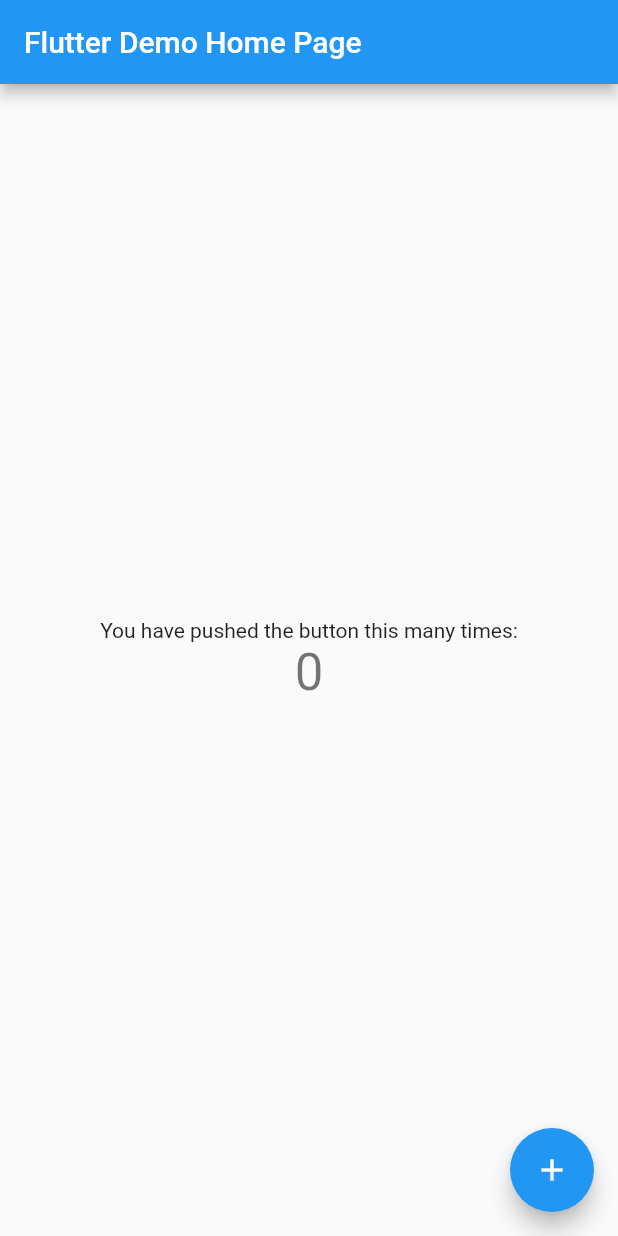
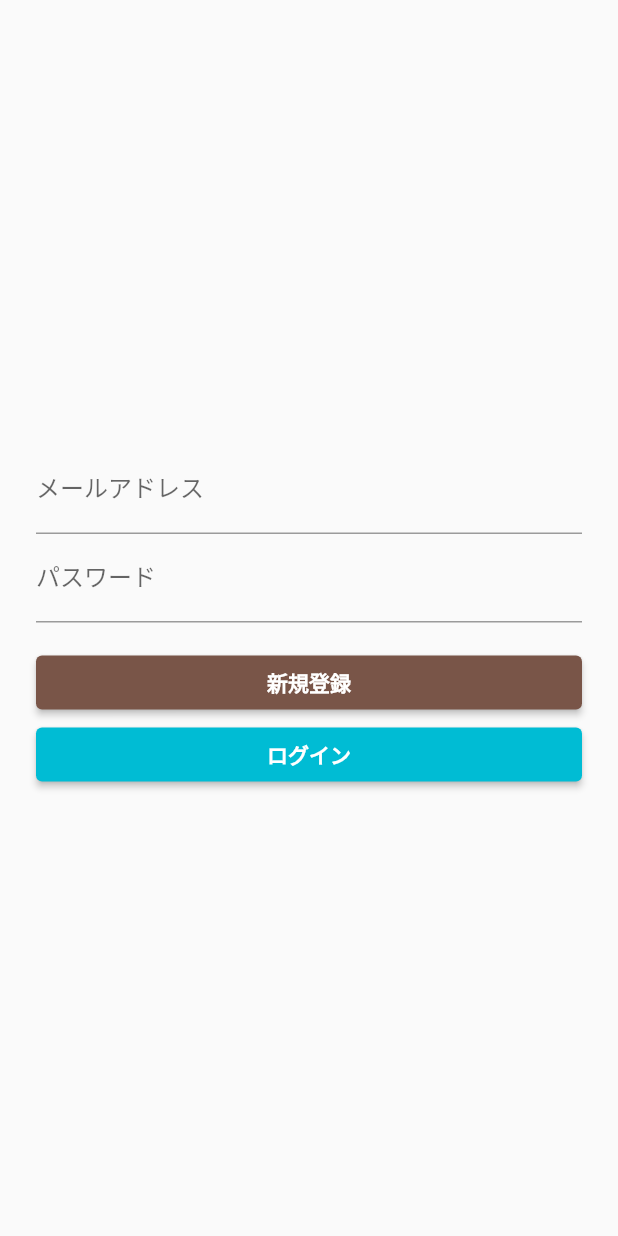
Before and after one commit to HarukiIdo/repayer, a Flutter app: the screen it shows after launch, on a phone screen of 412 x 824 dp. Run offline on Flutter 3.47's test engine with Material 2 defaults, Android fonts, the phone set to English and light mode, and no system bars; our stand-ins replace cloud_firestore, firebase_auth, firebase_core, hooks_riverpod, package_info_plus; accounts and stored records are empty.

Commit message:
add screen

```diff
--- a/lib/main.dart
+++ b/lib/main.dart
@@ -1,115 +1,67 @@
+import 'dart:io';
+import 'package:cloud_firestore/cloud_firestore.dart';
+import 'package:repayer/screen/login_screen.dart';
+import 'package:repayer/screen/repay_screen.dart';
+import 'package:repayer/screen/select_screen.dart';
+import 'package:firebase_auth/firebase_auth.dart';
+import 'package:firebase_core/firebase_core.dart';
+import 'package:flutter/foundation.dart';
 import 'package:flutter/material.dart';
+import 'package:hooks_riverpod/hooks_riverpod.dart';
+import 'firebase_options.dart';
+import 'package:package_info_plus/package_info_plus.dart';
 
-void main() {
-  runApp(const MyApp());
+Future<void> main() async {
+  WidgetsFlutterBinding.ensureInitialized();
+  await Firebase.initializeApp(
+    options: DefaultFirebaseOptions.currentPlatform,
+  );
+
+  runApp(
+    const ProviderScope(
+      child: MyApp(),
+    ),
+  );
 }
 
 class MyApp extends StatelessWidget {
   const MyApp({Key? key}) : super(key: key);
 
-  // This widget is the root of your application.
   @override
   Widget build(BuildContext context) {
     return MaterialApp(
-      title: 'Flutter Demo',
+      title: 'Debt Repayment App',
       theme: ThemeData(
-        // This is the theme of your application.
-        //
-        // Try running your application with "flutter run". You'll see the
-        // application has a blue toolbar. Then, without quitting the app, try
-        // changing the primarySwatch below to Colors.green and then invoke
-        // "hot reload" (press "r" in the console where you ran "flutter run",
-        // or simply save your changes to "hot reload" in a Flutter IDE).
-        // Notice that the counter didn't reset back to zero; the application
-        // is not restarted.
-        primarySwatch: Colors.blue,
+        primarySwatch: Colors.brown,
       ),
-      home: const MyHomePage(title: 'Flutter Demo Home Page'),
+      home: const App(),
     );
   }
 }
 
-class MyHomePage extends StatefulWidget {
-  const MyHomePage({Key? key, required this.title}) : super(key: key);
-
-  // This widget is the home page of your application. It is stateful, meaning
-  // that it has a State object (defined below) that contains fields that affect
-  // how it looks.
-
-  // This class is the configuration for the state. It holds the values (in this
-  // case the title) provided by the parent (in this case the App widget) and
-  // used by the build method of the State. Fields in a Widget subclass are
-  // always marked "final".
-
-  final String title;
+class App extends StatelessWidget {
+  const App({Key? key}) : super(key: key);
 
   @override
-  State<MyHomePage> createState() => _MyHomePageState();
+  build(BuildContext context) {
+    return const Scaffold(body: LoginScreen());
+  }
 }
 
-class _MyHomePageState extends State<MyHomePage> {
-  int _counter = 0;
+Future _connectToFirebaseEmulator() async {
+  final localhost = Platform.isAndroid ? '10.0.2.2' : 'localhost';
 
-  void _incrementCounter() {
-    setState(() {
-      // This call to setState tells the Flutter framework that something has
-      // changed in this State, which causes it to rerun the build method below
-      // so that the display can reflect the updated values. If we changed
-      // _counter without calling setState(), then the build method would not be
-      // called again, and so nothing would appear to happen.
-      _counter++;
-    });
-  }
+  FirebaseFirestore.instance.settings = Settings(
+    host: '$localhost:8080',
+    sslEnabled: false,
+    persistenceEnabled: false,
+  );
 
-  @override
-  Widget build(BuildContext context) {
-    // This method is rerun every time setState is called, for instance as done
-    // by the _incrementCounter method above.
-    //
-    // The Flutter framework has been optimized to make rerunning build methods
-    // fast, so that you can just rebuild anything that needs updating rather
-    // than having to individually change instances of widgets.
-    return Scaffold(
-      appBar: AppBar(
-        // Here we take the value from the MyHomePage object that was created by
-        // the App.build method, and use it to set our appbar title.
-        title: Text(widget.title),
-      ),
-      body: Center(
-        // Center is a layout widget. It takes a single child and positions it
-        // in the middle of the parent.
-        child: Column(
-          // Column is also a layout widget. It takes a list of children and
-          // arranges them vertically. By default, it sizes itself to fit its
-          // children horizontally, and tries to be as tall as its parent.
-          //
-          // Invoke "debug painting" (press "p" in the console, choose the
-          // "Toggle Debug Paint" action from the Flutter Inspector in Android
-          // Studio, or the "Toggle Debug Paint" command in Visual Studio Code)
-          // to see the wireframe for each widget.
-          //
-          // Column has various properties to control how it sizes itself and
-          // how it positions its children. Here we use mainAxisAlignment to
-          // center the children vertically; the main axis here is the vertical
-          // axis because Columns are vertical (the cross axis would be
-          // horizontal).
-          mainAxisAlignment: MainAxisAlignment.center,
-          children: <Widget>[
-            const Text(
-              'You have pushed the button this many times:',
-            ),
-            Text(
-              '$_counter',
-              style: Theme.of(context).textTheme.headline4,
-            ),
-          ],
-        ),
-      ),
-      floatingActionButton: FloatingActionButton(
-        onPressed: _incrementCounter,
-        tooltip: 'Increment',
-        child: const Icon(Icons.add),
-      ), // This trailing comma makes auto-formatting nicer for build methods.
-    );
-  }
+  FirebaseFirestore.instance.useFirestoreEmulator(localhost, 8022);
+
+  await Future.wait(
+    [
+      FirebaseAuth.instance.useAuthEmulator(localhost, 9099),
+    ],
+  );
 }
--- /dev/null
+++ b/lib/screen/login_screen.dart
@@ -0,0 +1,107 @@
+import 'package:repayer/screen/select_screen.dart';
+import 'package:firebase_auth/firebase_auth.dart';
+import 'package:flutter/material.dart';
+import 'package:hooks_riverpod/hooks_riverpod.dart';
+
+final infoTextProvider = StateProvider<String>((ref) => '');
+final emailProvider = StateProvider<String>((ref) => '');
+final passwordProvider = StateProvider<String>((ref) => '');
+
+class LoginScreen extends HookConsumerWidget {
+  const LoginScreen({Key? key}) : super(key: key);
+
+  @override
+  Widget build(BuildContext context, WidgetRef ref) {
+    final emailTextEditingController = TextEditingController();
+    final passwordTextEditingController = TextEditingController();
+    final infoText = ref.watch(infoTextProvider);
+    final email = ref.watch(emailProvider);
+    final password = ref.watch(passwordProvider);
+
+    return Scaffold(
+      body: Center(
+        child: Padding(
+          padding: const EdgeInsets.all(24),
+          child: Column(
+            mainAxisAlignment: MainAxisAlignment.center,
+            children: [
+              TextFormField(
+                decoration: const InputDecoration(labelText: 'メールアドレス'),
+                onChanged: (String value) {
+                  ref.read(emailProvider.notifier).state = value;
+                },
+                controller: emailTextEditingController,
+              ),
+              TextFormField(
+                decoration: const InputDecoration(labelText: 'パスワード'),
+                obscureText: true,
+                onChanged: (String value) {
+                  ref.read(passwordProvider.notifier).state = value;
+                },
+                controller: passwordTextEditingController,
+              ),
+              const SizedBox(height: 16),
+              SizedBox(
+                width: double.infinity,
+                child: ElevatedButton(
+                  onPressed: () async {
+                    try {
+                      final FirebaseAuth auth = FirebaseAuth.instance;
+                      await auth.signInWithEmailAndPassword(
+                          email: email, password: password);
+                      await Navigator.of(context).pushReplacement(
+                        MaterialPageRoute(
+                          builder: ((context) => SelectionScreen()),
+                        ),
+                      );
+                    } catch (e) {
+                      ref.read(infoTextProvider.notifier).state =
+                          '登録失敗${e.toString()}}';
+                      print(infoText);
+                    }
+                  },
+                  child: const Text(
+                    '新規登録',
+                    style: TextStyle(
+                      color: Colors.white,
+                      fontWeight: FontWeight.bold,
+                    ),
+                  ),
+                ),
+              ),
+              SizedBox(
+                width: double.infinity,
+                child: ElevatedButton(
+                  onPressed: () async {
+                    try {
+                      final FirebaseAuth auth = FirebaseAuth.instance;
+                      await auth.signInWithEmailAndPassword(
+                          email: email, password: password);
+                      await Navigator.of(context).pushReplacement(
+                        MaterialPageRoute(
+                          builder: ((context) => SelectionScreen()),
+                        ),
+                      );
+                    } catch (e) {
+                      ref.read(infoTextProvider.notifier).state =
+                          'ログイン失敗${e.toString()}}';
+                      print(infoText);
+                    }
+                  },
+                  child: const Text(
+                    'ログイン',
+                    style: TextStyle(
+                      color: Colors.white,
+                      fontWeight: FontWeight.bold,
+                    ),
+                  ),
+                  style: ElevatedButton.styleFrom(primary: Colors.cyan),
+                ),
+              ),
+            ],
+          ),
+        ),
+      ),
+    );
+  }
+}
```
Also changed, not shown: lib/screen/add_creditor_screen.dart (added, +48 -0 lines), lib/screen/repay_screen.dart (added, +26 -0 lines), lib/screen/select_screen.dart (added, +50 -0 lines), pubspec.yaml (+9 -67 lines), lib/firebase_options.dart (added), pubspec.lock, 18 other files.
